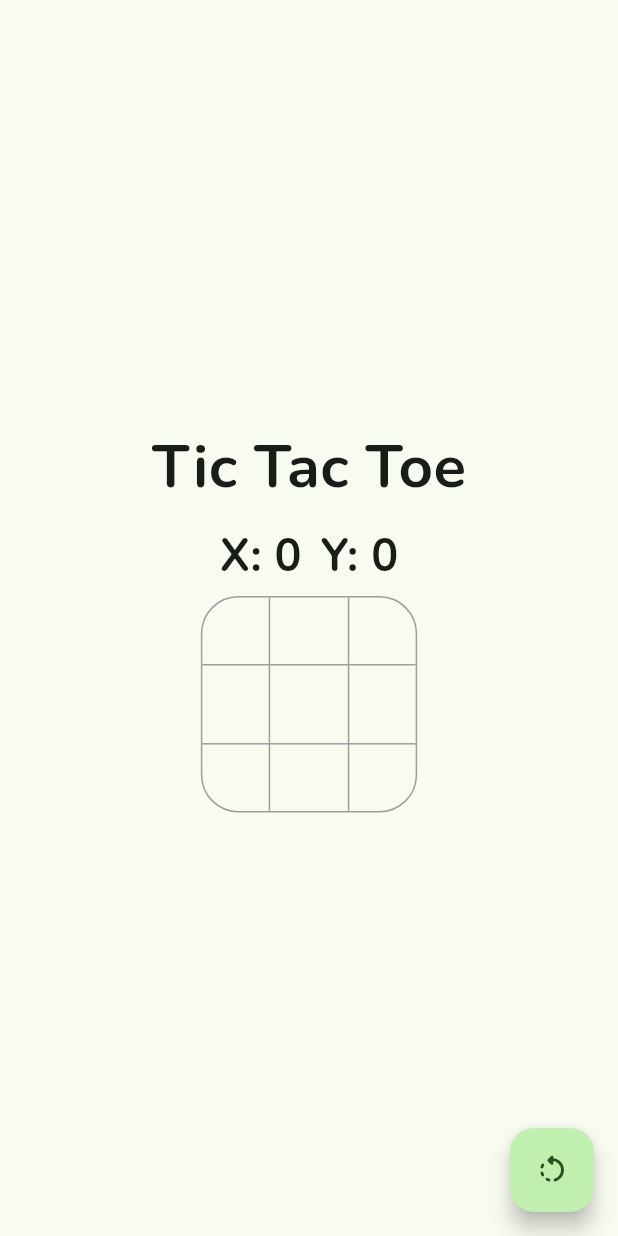
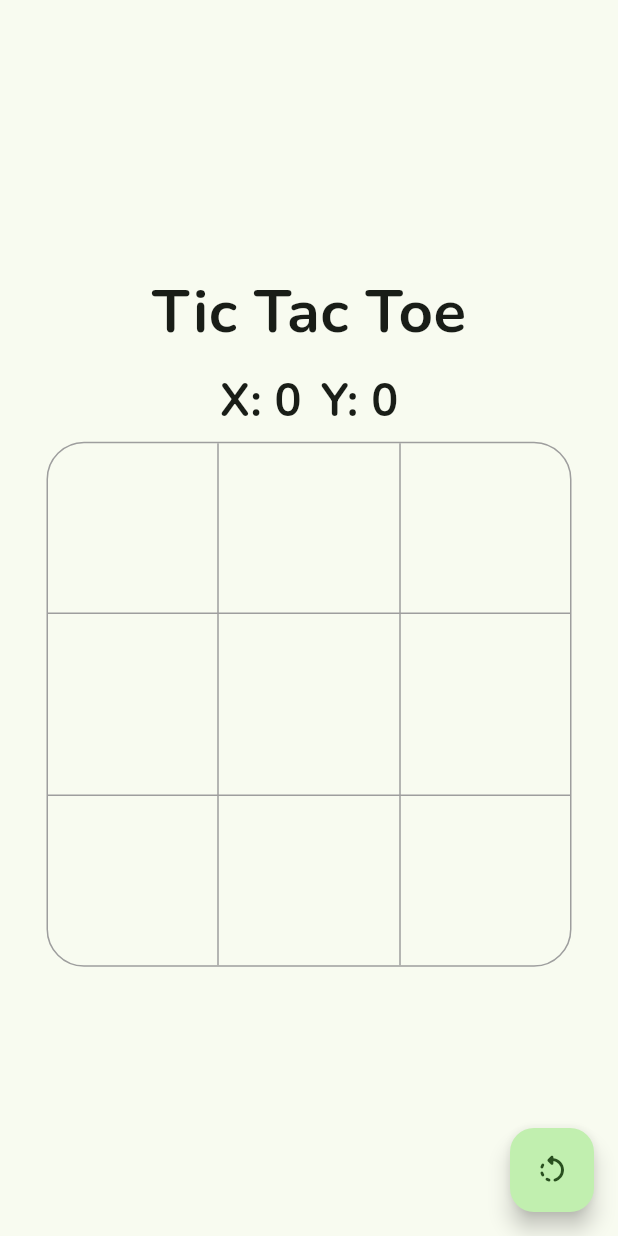
Before and after one commit to zTomz/Tic-Tac-Toe, a Flutter app: the screen it shows after launch, on a phone screen of 412 x 824 dp. Run offline on Flutter 3.47's test engine with Material 2 defaults, Android fonts, the light colour scheme and no system bars; our stand-ins replace google_fonts.

Commit message:
Visual improvement

```diff
--- /dev/null
+++ b/lib/colors.dart
@@ -0,0 +1,4 @@
+import 'package:flutter/material.dart';
+
+const kGreen = Color(0xFF7DDF64);
+const kRed = Color(0xFFD44235);
--- a/lib/game.dart
+++ b/lib/game.dart
@@ -3,6 +3,7 @@ import 'dart:ui';
 
 import 'package:flutter/material.dart';
 import 'package:google_fonts/google_fonts.dart';
+import 'package:tic_tac_toe/colors.dart';
 
 class GameScreen extends StatefulWidget {
   const GameScreen({super.key});
@@ -30,6 +31,7 @@ class _GameScreenState extends State<GameScreen> {
   Map<String, int> wins = {
     "X": 0,
     "O": 0,
+    "Tie": 0,
   };
 
   @override
@@ -103,8 +105,12 @@ class _GameScreenState extends State<GameScreen> {
             ),
             const SizedBox(height: 5),
             Container(
-              width: MediaQuery.of(context).size.width * 0.35,
-              height: MediaQuery.of(context).size.width * 0.35,
+              width: MediaQuery.of(context).size.width * 0.35 > 500
+                  ? MediaQuery.of(context).size.width * 0.35
+                  : 350,
+              height: MediaQuery.of(context).size.width * 0.35 > 500
+                  ? MediaQuery.of(context).size.width * 0.35
+                  : 350,
               decoration: BoxDecoration(
                 border: Border.all(color: Colors.grey, width: 1),
                 borderRadius: BorderRadius.circular(25),
@@ -190,6 +196,7 @@ class _GameScreenState extends State<GameScreen> {
                                 ),
                               ),
                             );
+                            resetGame("Tie");
                             return;
                           }
 
@@ -271,6 +278,7 @@ class _GameScreenState extends State<GameScreen> {
                             style: GoogleFonts.nunito(
                               fontSize: 30,
                               fontWeight: FontWeight.w700,
+                              color: getColor(gameField[index]),
                             ),
                           ),
                         ),
@@ -286,7 +294,7 @@ class _GameScreenState extends State<GameScreen> {
                           color: Colors.white.withOpacity(0.3),
                           child: Center(
                             child: Text(
-                              "$winningPlayer won\nthe game!",
+                              winningPlayer == "Tie"? "Tie" : "$winningPlayer won\nthe game!",
                               style: GoogleFonts.nunito(
                                 fontSize: 30,
                                 fontWeight: FontWeight.w700,
@@ -304,6 +312,13 @@ class _GameScreenState extends State<GameScreen> {
         ),
       ),
     );
+  }
+
+  Color getColor(String text) {
+    if (text == "X") return kRed;
+    if (text == "O") return kGreen;
+
+    return Colors.black;
   }
 
   void resetGame(String currentPlayer) {
--- a/lib/main.dart
+++ b/lib/main.dart
@@ -1,4 +1,5 @@
 import 'package:flutter/material.dart';
+import 'package:tic_tac_toe/colors.dart';
 import 'package:tic_tac_toe/game.dart';
 
 void main() {
@@ -16,7 +17,7 @@ class MyApp extends StatelessWidget {
       theme: ThemeData(
         useMaterial3: true,
         colorScheme: ColorScheme.fromSeed(
-          seedColor: const Color(0xFF7DDF64),
+          seedColor: kGreen ,
         ),
       ),
       home: const GameScreen(),
```
